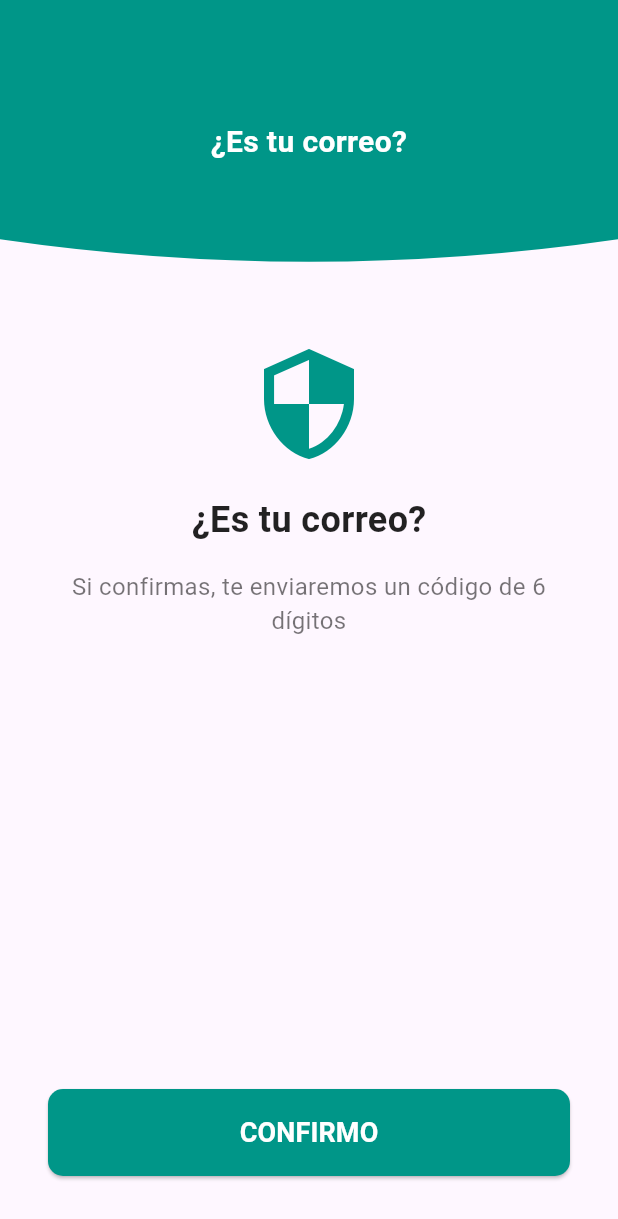
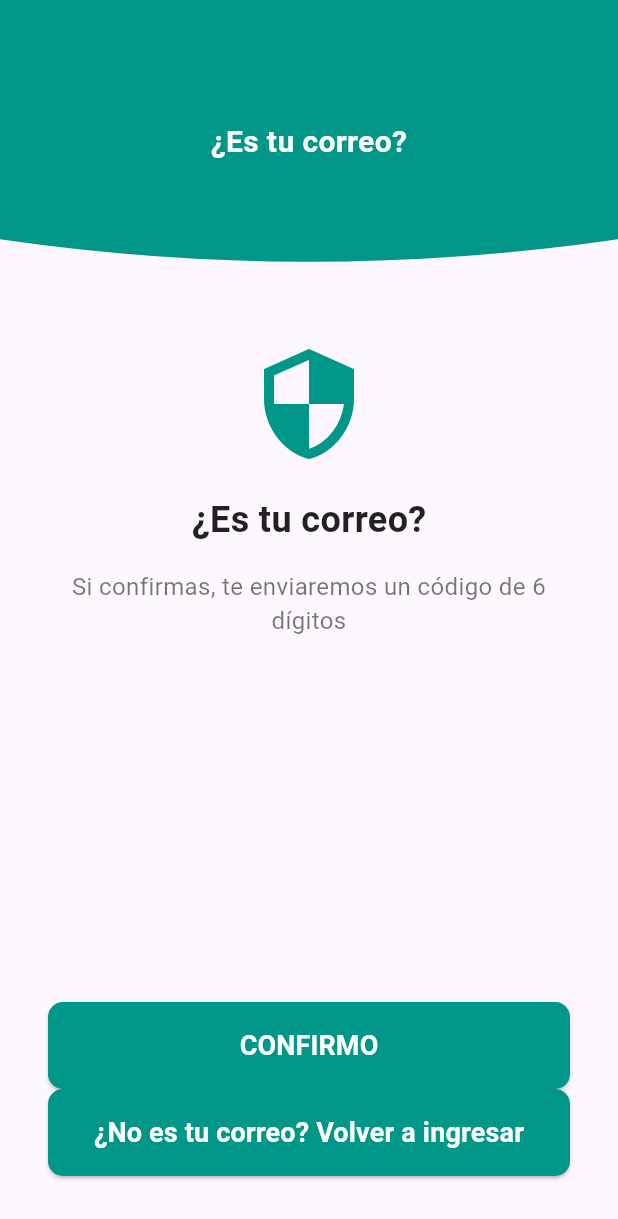
Before and after one commit to Jhosep2022/app_transfer, a Flutter app: the ConfirmarCorreoScreen screen opened directly with empty values, on a phone screen of 412 x 824 dp. Shown: the top 1219 px of the screen. Run offline on Flutter 3.47's test engine with Material 3 defaults, Android fonts, the phone set to English and light mode, and no system bars; our stand-ins replace connectivity_plus, flutter_map, flutter_screenutil, flutter_secure_storage, geolocator, latlong2 and 3 more; missing offline and left inert: flutter_inappwebview, qr_code_scanner_plus; accounts and stored records are empty.

Commit message:
arreglando correo boton de nuevo correo

```diff
--- a/lib/screens/confirmar_correo_screen.dart
+++ b/lib/screens/confirmar_correo_screen.dart
@@ -1,5 +1,6 @@
 import 'package:flutter/material.dart';
 import 'package:transfer_app/components/inverted_header_clipper.dart';
+import 'package:transfer_app/screens/registro_usuario_screen.dart';
 import 'package:transfer_app/services/infor6_crea6_service.dart';
 import 'dart:math'; // Para generar números aleatorios
 import 'package:intl/intl.dart'; // Para formatear la hora
@@ -8,11 +9,19 @@ import 'codigo_verificacion_screen.dart';
 class ConfirmarCorreoScreen extends StatelessWidget {
   final String email;
   final String rut;
+  final String region;
+  final String ciudad;
+  final String comuna;
+  final String claveLocal;
   final Infor6Crea6Service _usuarioService = Infor6Crea6Service(); // Instancia del servicio
 
   ConfirmarCorreoScreen({
     required this.email,
     required this.rut,
+    required this.region,
+    required this.ciudad,
+    required this.comuna,
+    required this.claveLocal,
     });
 
   // Método para generar los parámetros (similar al código proporcionado)
@@ -194,6 +203,42 @@ class ConfirmarCorreoScreen extends StatelessWidget {
               ),
             ),
           ),
+
+          // Botón de Confirmación
+          Padding(
+            padding: const EdgeInsets.symmetric(horizontal: 32.0),
+            child: SizedBox(
+              width: double.infinity,
+              child: ElevatedButton(
+                onPressed: () => {
+                  Navigator.push(
+                    context,
+                    MaterialPageRoute(builder: (context) => RegistroUsuarioScreen(
+                      clave: claveLocal,
+                      region: region,
+                      comuna: comuna,
+                      ciudad: ciudad,
+                    )),
+                  ),
+                },
+                style: ElevatedButton.styleFrom(
+                  backgroundColor: Colors.teal,
+                  padding: EdgeInsets.symmetric(vertical: 16),
+                  shape: RoundedRectangleBorder(
+                    borderRadius: BorderRadius.circular(10),
+                  ),
+                ),
+                child: Text(
+                  '¿No es tu correo? Volver a ingresar',
+                  style: TextStyle(
+                    fontSize: 18,
+                    fontWeight: FontWeight.bold,
+                    color: Colors.white,
+                  ),
+                ),
+              ),
+            ),
+          ),
           SizedBox(height: 40),
         ],
       ),
--- a/lib/screens/registro_usuario_screen.dart
+++ b/lib/screens/registro_usuario_screen.dart
@@ -87,6 +87,17 @@ class _RegistroUsuarioScreenState extends State<RegistroUsuarioScreen> {
 
     return paramsn;
   }
+
+  Future<void> _saveToLocalStorage() async {
+    // Guardar los datos en SharedPreferences
+    SharedPreferences prefs = await SharedPreferences.getInstance();
+    await prefs.setString('correo_usuario', _correoController.text ?? "No disponible");
+    await prefs.setString('region', widget.region ?? "No disponible");
+    await prefs.setString('ciudad', widget.ciudad ?? "No disponible");
+    await prefs.setString('comuna', widget.comuna ?? "No disponible");
+    await prefs.setString('clave_local', _claveController.text ?? "No disponible");
+  }
+
 
   // Método para cargar datos desde SharedPreferences
   Future<void> _cargarDatosSharedPreferences() async {
@@ -228,8 +239,9 @@ class _RegistroUsuarioScreenState extends State<RegistroUsuarioScreen> {
     // Si todas las validaciones pasan
     try {
       await widget._usuarioService.enviarCorreoOperador(rut);
+      _saveToLocalStorage();
       ScaffoldMessenger.of(context).showSnackBar(
-        SnackBar(content: Text("Region guardada exitosamente.")),
+        SnackBar(content: Text("Correo enviado exitosamente.")),
       );
       Navigator.push(
         context,
@@ -237,7 +249,7 @@ class _RegistroUsuarioScreenState extends State<RegistroUsuarioScreen> {
       );
     } catch (e) {
       ScaffoldMessenger.of(context).showSnackBar(
-        SnackBar(content: Text("Error al guardar el usuario: $e")),
+        SnackBar(content: Text("Error al enviar correo: $e")),
       );
     }
   }
```
Also changed, not shown: lib/screens/repite_clave_screen.dart (+12 -0 lines).
